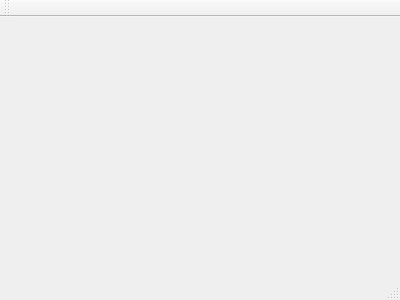
Old version of the form src/mainwindow.ui in the repository MATF-RS20/RS010-circuitdesign.
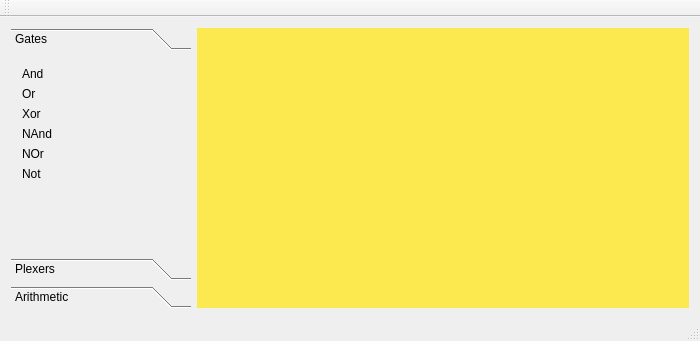
New version of the form.

```diff
--- a/src/mainwindow.ui
+++ b/src/mainwindow.ui
@@ -1,24 +1,197 @@
 <ui version="4.0">
  <class>MainWindow</class>
- <widget class="QMainWindow" name="MainWindow" >
-  <property name="geometry" >
+ <widget class="QMainWindow" name="MainWindow">
+  <property name="geometry">
    <rect>
     <x>0</x>
     <y>0</y>
-    <width>400</width>
-    <height>300</height>
+    <width>700</width>
+    <height>341</height>
    </rect>
   </property>
-  <property name="windowTitle" >
-   <string>MainWindow</string>
+  <property name="sizePolicy">
+   <sizepolicy hsizetype="Preferred" vsizetype="Preferred">
+    <horstretch>0</horstretch>
+    <verstretch>0</verstretch>
+   </sizepolicy>
   </property>
-  <widget class="QMenuBar" name="menuBar" />
-  <widget class="QToolBar" name="mainToolBar" />
-  <widget class="QWidget" name="centralWidget" />
-  <widget class="QStatusBar" name="statusBar" />
+  <property name="minimumSize">
+   <size>
+    <width>0</width>
+    <height>0</height>
+   </size>
+  </property>
+  <property name="windowTitle">
+   <string>Circuit Designer</string>
+  </property>
+  <widget class="QWidget" name="centralWidget">
+   <property name="sizePolicy">
+    <sizepolicy hsizetype="Preferred" vsizetype="Preferred">
+     <horstretch>0</horstretch>
+     <verstretch>0</verstretch>
+    </sizepolicy>
+   </property>
+   <property name="minimumSize">
+    <size>
+     <width>700</width>
+     <height>100</height>
+    </size>
+   </property>
+   <layout class="QHBoxLayout" name="horizontalLayout">
+    <item>
+     <widget class="QToolBox" name="LogicBox">
+      <property name="sizePolicy">
+       <sizepolicy hsizetype="Preferred" vsizetype="Preferred">
+        <horstretch>0</horstretch>
+        <verstretch>0</verstretch>
+       </sizepolicy>
+      </property>
+      <property name="maximumSize">
+       <size>
+        <width>180</width>
+        <height>16777215</height>
+       </size>
+      </property>
+      <property name="cursor">
+       <cursorShape>OpenHandCursor</cursorShape>
+      </property>
+      <property name="frameShape">
+       <enum>QFrame::NoFrame</enum>
+      </property>
+      <property name="lineWidth">
+       <number>1</number>
+      </property>
+      <property name="currentIndex">
+       <number>0</number>
+      </property>
+      <widget class="QWidget" name="Gates">
+       <property name="geometry">
+        <rect>
+         <x>0</x>
+         <y>0</y>
+         <width>180</width>
+         <height>150</height>
+        </rect>
+       </property>
+       <property name="sizePolicy">
+        <sizepolicy hsizetype="Preferred" vsizetype="Fixed">
+         <horstretch>0</horstretch>
+         <verstretch>0</verstretch>
+        </sizepolicy>
+       </property>
+       <attribute name="label">
+        <string>Gates</string>
+       </attribute>
+       <layout class="QVBoxLayout" name="verticalLayout">
+        <item>
+         <widget class="QLabel" name="lbl_and">
+          <property name="text">
+           <string>And</string>
+          </property>
+         </widget>
+        </item>
+        <item>
+         <widget class="QLabel" name="lbl_or">
+          <property name="text">
+           <string>Or</string>
+          </property>
+         </widget>
+        </item>
+        <item>
+         <widget class="QLabel" name="lbl_xor">
+          <property name="text">
+           <string>Xor</string>
+          </property>
+         </widget>
+        </item>
+        <item>
+         <widget class="QLabel" name="lbl_nand">
+          <property name="text">
+           <string>NAnd</string>
+          </property>
+         </widget>
+        </item>
+        <item>
+         <widget class="QLabel" name="lbl_nor">
+          <property name="text">
+           <string>NOr</string>
+          </property>
+         </widget>
+        </item>
+        <item>
+         <widget class="QLabel" name="lbl_not">
+          <property name="text">
+           <string>Not</string>
+          </property>
+         </widget>
+        </item>
+       </layout>
+      </widget>
+      <widget class="QWidget" name="Plexers">
+       <property name="geometry">
+        <rect>
+         <x>0</x>
+         <y>0</y>
+         <width>180</width>
+         <height>169</height>
+        </rect>
+       </property>
+       <attribute name="label">
+        <string>Plexers</string>
+       </attribute>
+      </widget>
+      <widget class="QWidget" name="Arithmetic">
+       <attribute name="label">
+        <string>Arithmetic</string>
+       </attribute>
+      </widget>
+     </widget>
+    </item>
+    <item>
+     <widget class="QWidget" name="widget" native="true">
+      <property name="enabled">
+       <bool>true</bool>
+      </property>
+      <property name="sizePolicy">
+       <sizepolicy hsizetype="Expanding" vsizetype="Expanding">
+        <horstretch>0</horstretch>
+        <verstretch>0</verstretch>
+       </sizepolicy>
+      </property>
+      <property name="minimumSize">
+       <size>
+        <width>100</width>
+        <height>100</height>
+       </size>
+      </property>
+      <property name="styleSheet">
+       <string notr="true">background:  rgb(252, 233, 79);</string>
+      </property>
+     </widget>
+    </item>
+   </layout>
+  </widget>
+  <widget class="QMenuBar" name="menuBar">
+   <property name="geometry">
+    <rect>
+     <x>0</x>
+     <y>0</y>
+     <width>700</width>
+     <height>22</height>
+    </rect>
+   </property>
+  </widget>
+  <widget class="QToolBar" name="mainToolBar">
+   <attribute name="toolBarArea">
+    <enum>TopToolBarArea</enum>
+   </attribute>
+   <attribute name="toolBarBreak">
+    <bool>false</bool>
+   </attribute>
+  </widget>
+  <widget class="QStatusBar" name="statusBar"/>
  </widget>
- <layoutDefault spacing="6" margin="11" />
- <pixmapfunction></pixmapfunction>
+ <layoutdefault spacing="6" margin="11"/>
  <resources/>
  <connections/>
 </ui>
```
Left out of the diff: 1 changed line with no effect on the pictures.
